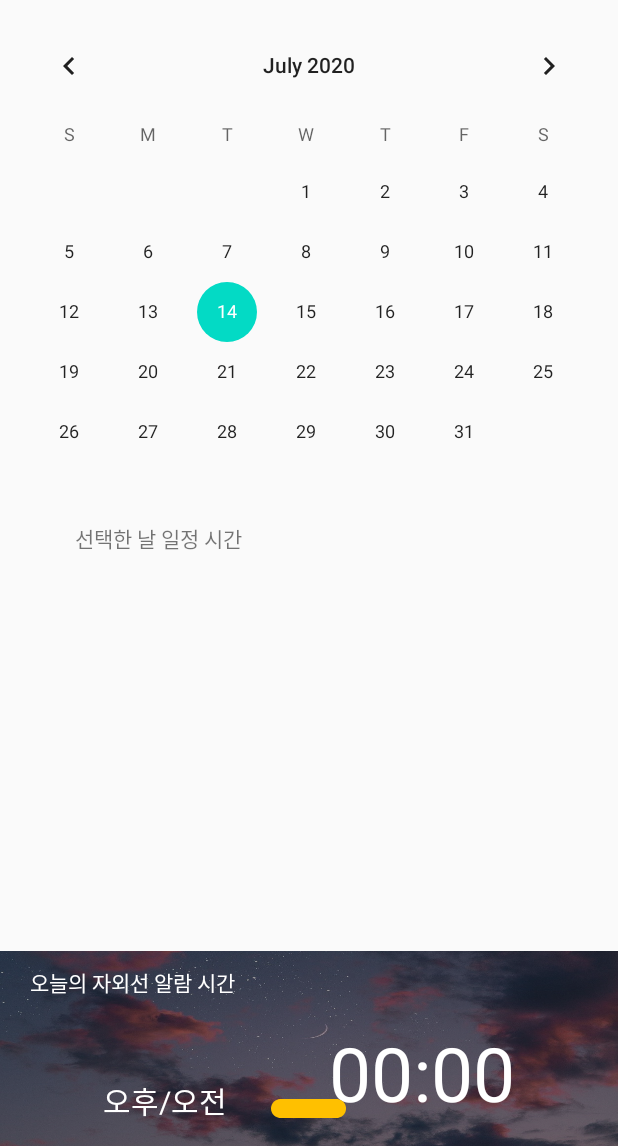
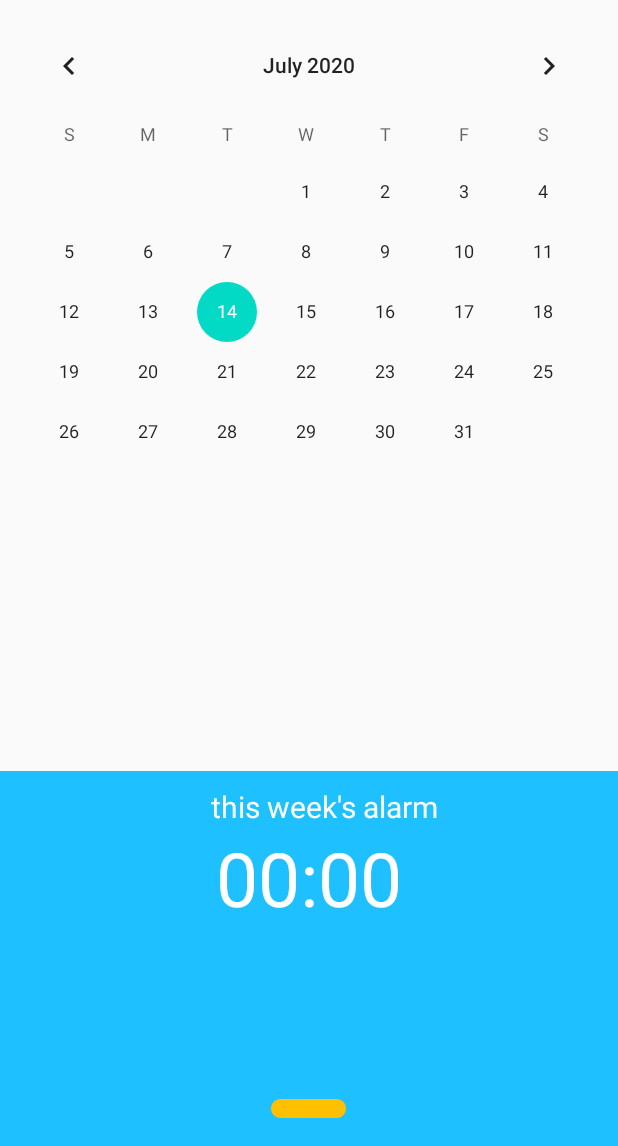
Before and after one commit to jhy068139/CAT, an Android app: the screen it shows after launch (MainActivity), on a phone screen of 412 x 824 dp, the part 90-1236 px from its top. Run offline under Robolectric (Android 15) with nearby library versions, the phone set to English and light mode, and no system bars.

Commit message:
레이아웃 바꿈

```diff
--- a/CAT/app/src/main/java/com/example/cat/database/DatabaseHelper.java
+++ b/CAT/app/src/main/java/com/example/cat/database/DatabaseHelper.java
@@ -43,7 +43,7 @@ public class DatabaseHelper extends SQLiteOpenHelper {
         onCreate(db);
     }
 
-    public long insertNote(String tag, String note) {
+    public long insertNote(String tag, String note,String SettingTime) {
         // get writable database as we want to write data
         SQLiteDatabase db = this.getWritableDatabase();
 
@@ -52,7 +52,7 @@ public class DatabaseHelper extends SQLiteOpenHelper {
         // no need to add them
         values.put(Note.COLUMN_TAG, tag);
         values.put(Note.COLUMN_NOTE, note);
-        values.put(Note.COLUMN_SETTINGTIME, "2020.01.01.22.10");
+        values.put(Note.COLUMN_SETTINGTIME, SettingTime);
         // insert row
         long id = db.insert(Note.TABLE_NAME, null, values);
 
--- a/CAT/app/src/main/res/layout/activity_main.xml
+++ b/CAT/app/src/main/res/layout/activity_main.xml
@@ -41,70 +41,40 @@
         android:layout_width="match_parent"
         android:layout_height="wrap_content">
     </CalendarView>
-    <androidx.constraintlayout.widget.ConstraintLayout
-        android:id="@+id/setView"
-        app:layout_constraintTop_toBottomOf="@+id/calMenu"
-        android:layout_marginRight="50dp"
 
-        android:layout_marginLeft="50dp"
-        android:layout_width="match_parent"
-        android:layout_height="wrap_content">
-
-        <TextView
-            android:id="@+id/sel"
-            android:text="선택한 날 일정 시간"
-            app:layout_constraintTop_toTopOf="parent"
-            app:layout_constraintLeft_toLeftOf="parent"
-            android:layout_width="wrap_content"
-            android:layout_height="wrap_content">
-        </TextView>
-
-    </androidx.constraintlayout.widget.ConstraintLayout>
 
     <androidx.constraintlayout.widget.ConstraintLayout
         android:id="@+id/menu"
         android:layout_marginTop="20dp"
         app:layout_constraintBottom_toBottomOf="parent"
-        android:background="@drawable/sky2"
+        android:background="#1EC0FF"
         android:layout_width="match_parent"
-        android:layout_height="130dp">
-        <TextView
-            android:background="#66000000"
-            android:layout_width="match_parent"
-            android:layout_height="match_parent">
-        </TextView>
+        android:layout_height="250dp">
+
         <TextView
             android:layout_marginLeft="20dp"
             android:layout_marginTop="10dp"
             android:textColor="#FFFFFF"
             android:id="@+id/txt"
+            android:textSize="20dp"
+            app:layout_constraintRight_toRightOf="parent"
+            app:layout_constraintLeft_toLeftOf="parent"
             app:layout_constraintTop_toTopOf="parent"
-            android:text="오늘의 자외선 알람 시간"
-            android:layout_width="match_parent"
+            android:text="this week's alarm"
+            android:layout_width="wrap_content"
             android:layout_height="wrap_content">
         </TextView>
         <androidx.constraintlayout.widget.ConstraintLayout
             app:layout_constraintTop_toBottomOf="@+id/txt"
-            app:layout_constraintBottom_toBottomOf="parent"
             android:layout_width="match_parent"
             android:layout_height="wrap_content">
-            <TextView
-                android:textColor="#FFFFFF"
-                app:layout_constraintRight_toLeftOf="@+id/timer"
-                android:text="오후/오전"
-                android:textSize="20dp"
-                android:id="@+id/timeSet"
-                app:layout_constraintLeft_toLeftOf="parent"
-                app:layout_constraintBottom_toBottomOf="parent"
-                android:layout_width="wrap_content"
-                android:layout_height="wrap_content">
-            </TextView>
+
             <TextView
                 android:textColor="#FFFFFF"
                 android:id="@+id/timer"
                 android:textSize="50dp"
                 android:text="00:00"
-                app:layout_constraintLeft_toRightOf="@+id/timeSet"
+                app:layout_constraintLeft_toLeftOf="parent"
                 app:layout_constraintRight_toRightOf="parent"
                 app:layout_constraintBottom_toBottomOf="parent"
                 android:layout_width="wrap_content"
--- a/CAT/app/src/main/res/values/colors.xml
+++ b/CAT/app/src/main/res/values/colors.xml
@@ -1,7 +1,7 @@
 <?xml version="1.0" encoding="utf-8"?>
 <resources>
     <color name="colorPrimary">#6200EE</color>
-    <color name="colorPrimaryDark">#3700B3</color>
+    <color name="colorPrimaryDark">#1EC0FF</color>
     <color name="colorAccent">#03DAC5</color>
     <color name="windowBackground" >#1EC0FF</color>
 </resources>
```
Also changed, not shown: CAT/app/src/main/java/com/example/cat/MainActivity.java (+6 -10 lines), CAT/app/src/main/res/layout/activity_start.xml (deleted, +0 -22 lines).
